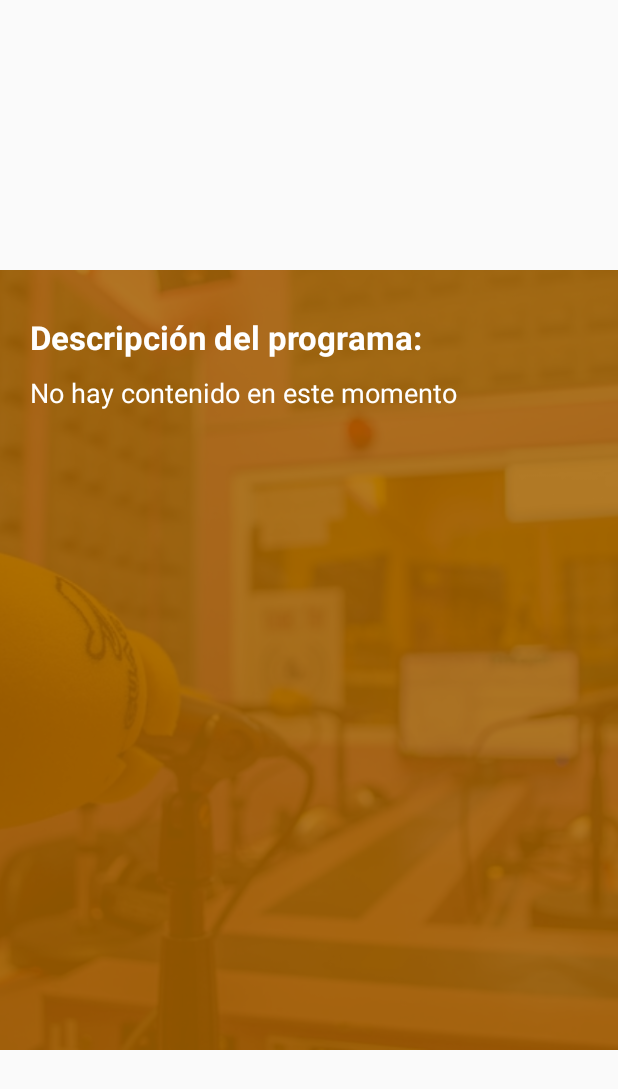
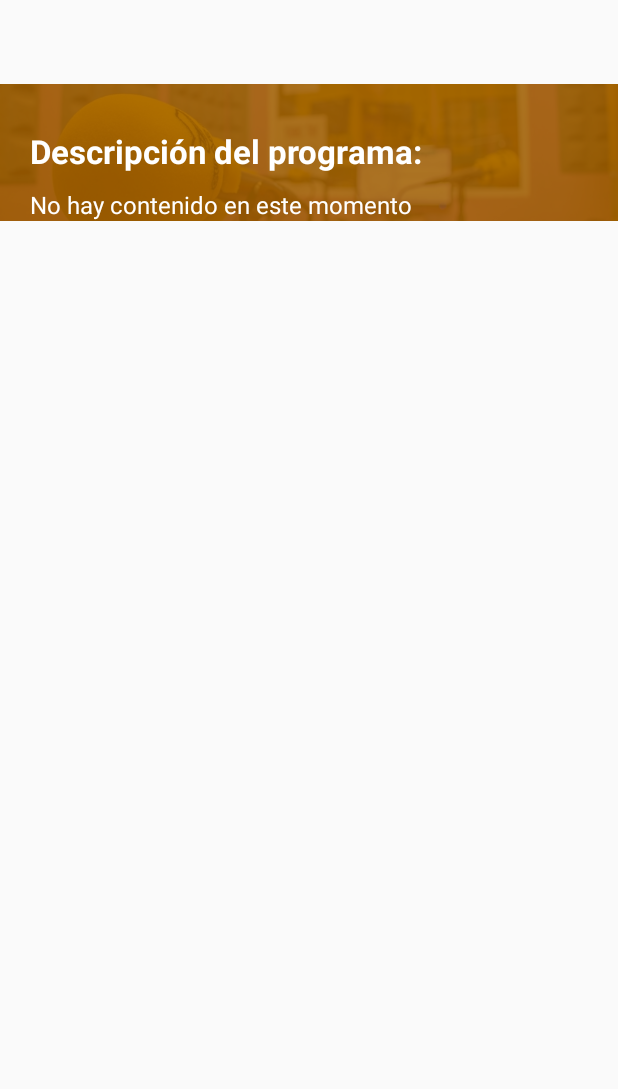
Before and after one commit to ficiverson/radiocom-android, an Android app: the layout content_podcast_info.xml on its own in the app's theme, with its tools: preview values and no code run, on a phone screen of 412 x 824 dp. Shown: the top 1089 px of the screen. Run offline under Robolectric (Android 15) with nearby library versions, the phone set to English and light mode, and no system bars.

Commit message:
Update UI to handle podcast description as text Update podcast list to order by name Update UI scheduling section and set this content as default on open

```diff
--- a/app/build.gradle
+++ b/app/build.gradle
@@ -28,7 +28,7 @@ android {
         applicationId "com.app.cuacfm.radio.coruna"
         minSdkVersion 16
         targetSdkVersion 23
-        versionCode 8
+        versionCode 9
         versionName "1.0"
 
     }
--- a/app/src/main/java/justforcommunity/radiocom/activities/ContentDetail.java
+++ b/app/src/main/java/justforcommunity/radiocom/activities/ContentDetail.java
@@ -96,7 +96,7 @@ public class ContentDetail extends AppCompatActivity {
         }
 
         String fontscript = "";
-        String script = "<style type='text/css' >p{width:100%;}img{width:100%;height:auto;-webkit-transform: translate3d(0px,0px,0px);}a,h1,h2,h3,h4,h5,h6{color:" + GlobalValues.colorHTML + ";}div,p,span,a {max-width: 100%;}iframe{width:100%;height:auto;}</style>";
+        String script = "<style type='text/css'>p{width:100%;}img{width:100%;height:auto;-webkit-transform: translate3d(0px,0px,0px);}a,h1,h2,h3,h4,h5,h6{color:" + GlobalValues.colorHTML + ";}div,p,span,a {max-width: 100%;}iframe{width:100%;height:auto;}</style>";
 
 
         detail_web.loadDataWithBaseURL(GlobalValues.baseURLWEB, "<html><head>" + fontscript + script + "</head><body style=\"font-family:HelveticaNeue-Light; \">" + content + "</body></html>", "text/html", "utf-8", "");
--- a/app/src/main/java/justforcommunity/radiocom/activities/Home.java
+++ b/app/src/main/java/justforcommunity/radiocom/activities/Home.java
@@ -164,6 +164,9 @@ public class Home extends FirebaseActivity implements NavigationView.OnNavigatio
                 break;
             case 2:
                 loadPodcast();
+                break;
+            case 3:
+                loadScheduler();
                 break;
             default:
                 loadStation();
--- a/app/src/main/java/justforcommunity/radiocom/fragments/LiveBroadcast.java
+++ b/app/src/main/java/justforcommunity/radiocom/fragments/LiveBroadcast.java
@@ -81,8 +81,10 @@ public class LiveBroadcast extends Fragment {
 
         // Get the ViewPager and set it's PagerAdapter so that it can display items
         mViewPager = (ViewPager) view.findViewById(R.id.viewpager);
-        mViewPager.setAdapter(new PageAdapter(getChildFragmentManager(), mTabs));
+        PageAdapter pageAdapter = new PageAdapter(getChildFragmentManager(), mTabs);
+        mViewPager.setAdapter(pageAdapter);
         mViewPager.setCurrentItem(3);
+        mViewPager.setOffscreenPageLimit(pageAdapter.getCount());
 
         mSlidingTabLayout = (SlidingTabLayout) view.findViewById(R.id.sliding_tabs);
         mSlidingTabLayout.setViewPager(mViewPager);
--- a/app/src/main/java/justforcommunity/radiocom/fragments/LiveBroadcastPageFragment.java
+++ b/app/src/main/java/justforcommunity/radiocom/fragments/LiveBroadcastPageFragment.java
@@ -134,6 +134,7 @@ public class LiveBroadcastPageFragment extends FilterFragment {
                         public void run() {
                             try {
                                 transmissionList.smoothScrollToPosition(finalI);
+                                transmissionList.setSelection(finalI);
                             } catch (Exception e) {
                             }
                         }
--- a/app/src/main/java/justforcommunity/radiocom/model/StationDTO.java
+++ b/app/src/main/java/justforcommunity/radiocom/model/StationDTO.java
@@ -37,7 +37,7 @@ public class StationDTO {
     private String stream_url;
     private String facebook_url;
     private String twitter_url;
-    private int launch_screen=0;
+    private int launch_screen=3;
 
     public String getMembersURL() {
         return membersURL;
--- a/app/src/main/java/justforcommunity/radiocom/utils/GlobalValues.java
+++ b/app/src/main/java/justforcommunity/radiocom/utils/GlobalValues.java
@@ -34,7 +34,7 @@ public class GlobalValues {
     ///////////////    RADIOCO   ///////////////////////////
     public static final String radiocoURL = baseURLWEB + "radioco/";
     public static final String radioStationURL = radiocoURL + "api/2/radiocom/radiostation";
-    public static final String programmesURL = radiocoURL + "api/2/radiocom/programmes";
+    public static final String programmesURL = radiocoURL + "api/2/radiocom/programmes?ordering=name";
     public static final String transmissionsURL = radiocoURL + "api/2/radiocom/transmissions";
     public static final String transmissionNowURL = radiocoURL + "api/2/radiocom/transmissions/now";
 
@@ -73,6 +73,7 @@ public class GlobalValues {
     public static final String addImageName = "&imageName=";
 
     public static final String colorHTML = "#ff9900 !important";
+    public static final String colorHTMLDescription = "#ffffff !important";
     public static final String city = "A Coruña";
 
     public static final String twitter = "https://twitter.com/";
--- a/app/src/main/java/justforcommunity/radiocom/views/SlidingTabStrip.java
+++ b/app/src/main/java/justforcommunity/radiocom/views/SlidingTabStrip.java
@@ -30,9 +30,9 @@ import android.widget.LinearLayout;
 
 class SlidingTabStrip extends LinearLayout {
 
-    private static final int DEFAULT_BOTTOM_BORDER_THICKNESS_DIPS = 2;
+    private static final int DEFAULT_BOTTOM_BORDER_THICKNESS_DIPS = 1;
     private static final byte DEFAULT_BOTTOM_BORDER_COLOR_ALPHA = 0x26;
-    private static final int SELECTED_INDICATOR_THICKNESS_DIPS = 8;
+    private static final int SELECTED_INDICATOR_THICKNESS_DIPS = 4;
     private static final int DEFAULT_SELECTED_INDICATOR_COLOR = 0xFF33B5E5;
 
     private static final int DEFAULT_DIVIDER_THICKNESS_DIPS = 1;
--- a/app/src/main/res/layout/activity_podcast.xml
+++ b/app/src/main/res/layout/activity_podcast.xml
@@ -72,12 +72,12 @@
 
     <android.support.design.widget.FloatingActionButton
         android:id="@+id/fab_info"
-        app:backgroundTint="@color/colorPrimary"
+        app:backgroundTint="@color/colorAccent"
         android:layout_width="wrap_content"
         android:layout_height="wrap_content"
         android:layout_margin="@dimen/fab_margin"
         app:layout_anchor="@+id/bottom_sheet"
-        app:layout_anchorGravity="top|center_horizontal"
+        app:layout_anchorGravity="top|left"
         android:src="@drawable/infowhite" />
 
 </android.support.design.widget.CoordinatorLayout>
--- a/app/src/main/res/layout/content_podcast_info.xml
+++ b/app/src/main/res/layout/content_podcast_info.xml
@@ -22,29 +22,34 @@
     xmlns:app="http://schemas.android.com/apk/res-auto"
     android:id="@+id/bottom_sheet"
     android:layout_width="match_parent"
-    android:layout_height="match_parent"
-    android:layout_marginTop="@dimen/app_bar_height"
+    android:layout_height="wrap_content"
+    android:layout_marginTop="?android:attr/actionBarSize"
     app:behavior_hideable="true"
     android:background="@android:color/transparent"
     app:layout_behavior="android.support.design.widget.BottomSheetBehavior"
     >
     <RelativeLayout
         android:layout_width="match_parent"
-        android:layout_height="match_parent">
+        android:layout_height="wrap_content">
 
         <ImageView
+            android:layout_alignBottom="@+id/contentid"
+            android:layout_alignTop="@+id/contentid"
             android:layout_width="match_parent"
-            android:layout_height="520dp"
+            android:layout_height="wrap_content"
             android:src="@drawable/bk_nav_header"
             android:scaleType="centerCrop"
             />
         <View
             android:layout_width="match_parent"
-            android:layout_height="520dp"
+            android:layout_height="wrap_content"
+            android:layout_alignBottom="@+id/contentid"
+            android:layout_alignTop="@+id/contentid"
             android:background="@color/colorPrimaryDark85"
             />
 
         <RelativeLayout
+            android:id="@+id/contentid"
             android:background="@android:color/transparent"
             android:layout_width="match_parent"
             android:layout_height="wrap_content">
@@ -70,7 +75,7 @@
                 android:layout_width="match_parent"
                 android:layout_height="match_parent"
                 android:layout_below="@+id/info_data_title"
-                android:textSize="18sp"
+                android:textSize="16sp"
                 android:textColor="@android:color/white"
                 android:text="@string/no_content"
                 />
--- a/app/src/main/res/layout/listitem_podcast.xml
+++ b/app/src/main/res/layout/listitem_podcast.xml
@@ -42,6 +42,9 @@
         android:layout_width="wrap_content"
         android:layout_height="wrap_content"
         android:textSize="30sp"
+        android:padding="10dp"
+        android:maxLines="1"
+        android:ellipsize="end"
         android:layout_centerInParent="true"
         android:textColor="@android:color/white" />
 
```
Also changed, not shown: app/src/main/java/justforcommunity/radiocom/activities/Podcast.java (+2 -5 lines).
